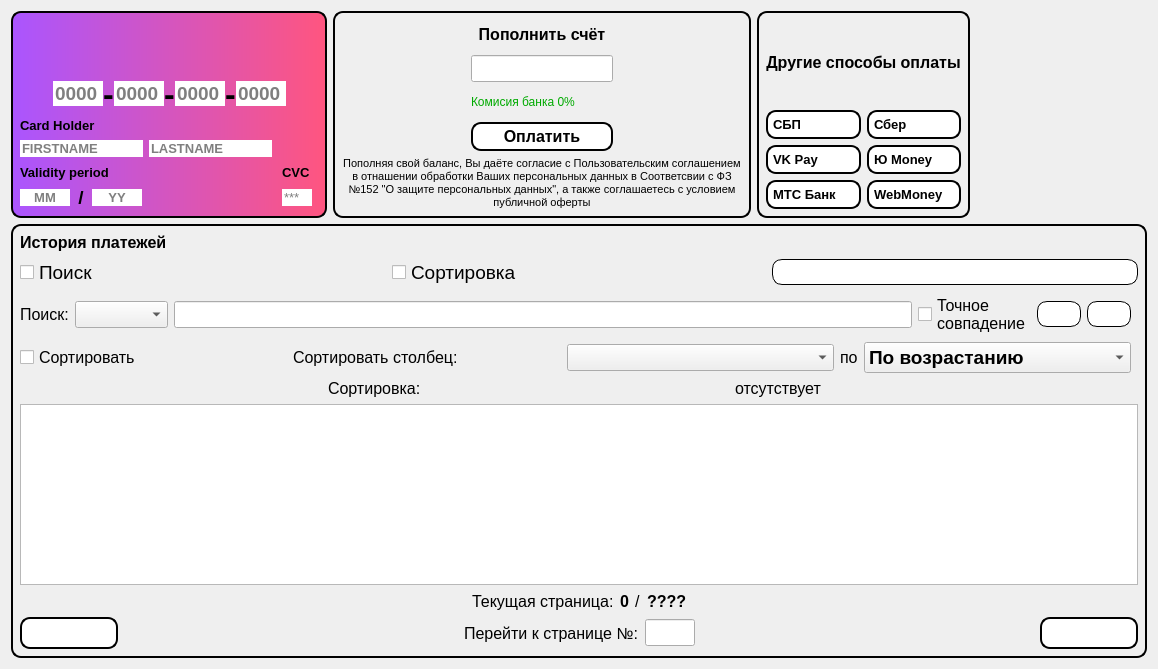
The window that Gui/TabWidgets/Player/playerpayments.ui (MyEdit/Casino_Client) describes before a commit, drawn with Qt 5.
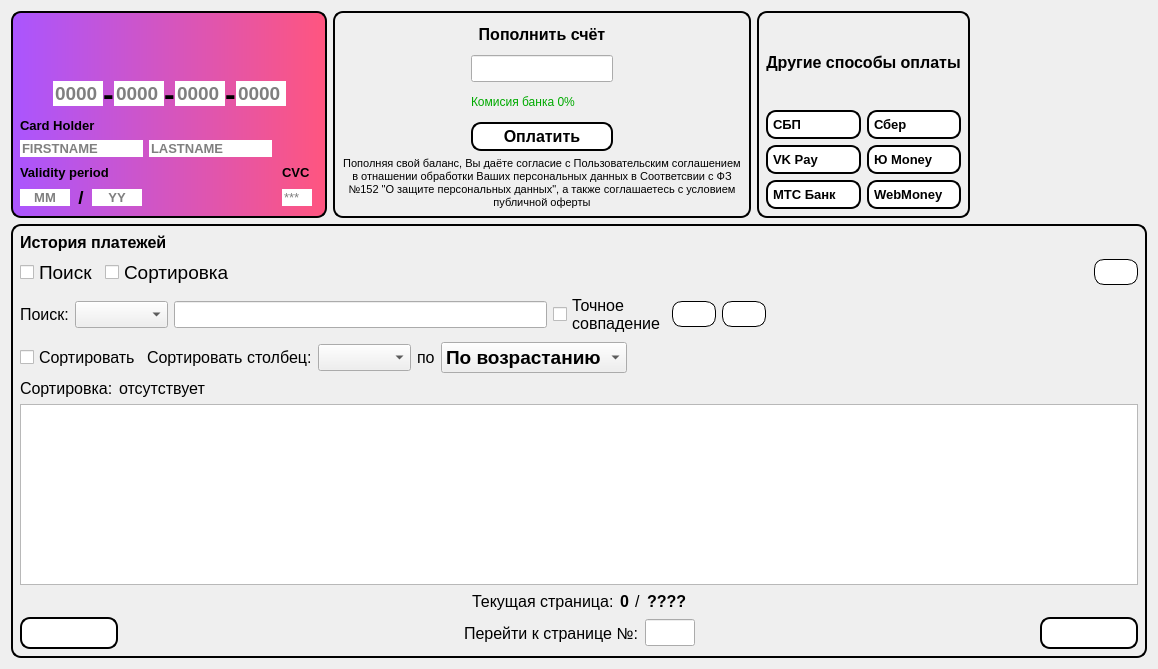
The same window after the commit. Icons and pictures are not drawn.

Diff of the .ui file:
```diff
--- a/Gui/TabWidgets/Player/playerpayments.ui
+++ b/Gui/TabWidgets/Player/playerpayments.ui
@@ -1169,6 +1169,12 @@
           <property name="orientation">
            <enum>Qt::Horizontal</enum>
           </property>
+          <property name="sizeHint" stdset="0">
+           <size>
+            <width>0</width>
+            <height>0</height>
+           </size>
+          </property>
          </spacer>
         </item>
         <item>
@@ -1334,6 +1340,12 @@
           <property name="orientation">
            <enum>Qt::Horizontal</enum>
           </property>
+          <property name="sizeHint" stdset="0">
+           <size>
+            <width>0</width>
+            <height>0</height>
+           </size>
+          </property>
          </spacer>
         </item>
        </layout>
@@ -1430,6 +1442,12 @@
           <property name="orientation">
            <enum>Qt::Horizontal</enum>
           </property>
+          <property name="sizeHint" stdset="0">
+           <size>
+            <width>0</width>
+            <height>0</height>
+           </size>
+          </property>
          </spacer>
         </item>
        </layout>
@@ -1479,6 +1497,12 @@
           <property name="orientation">
            <enum>Qt::Horizontal</enum>
           </property>
+          <property name="sizeHint" stdset="0">
+           <size>
+            <width>0</width>
+            <height>0</height>
+           </size>
+          </property>
          </spacer>
         </item>
        </layout>
```
